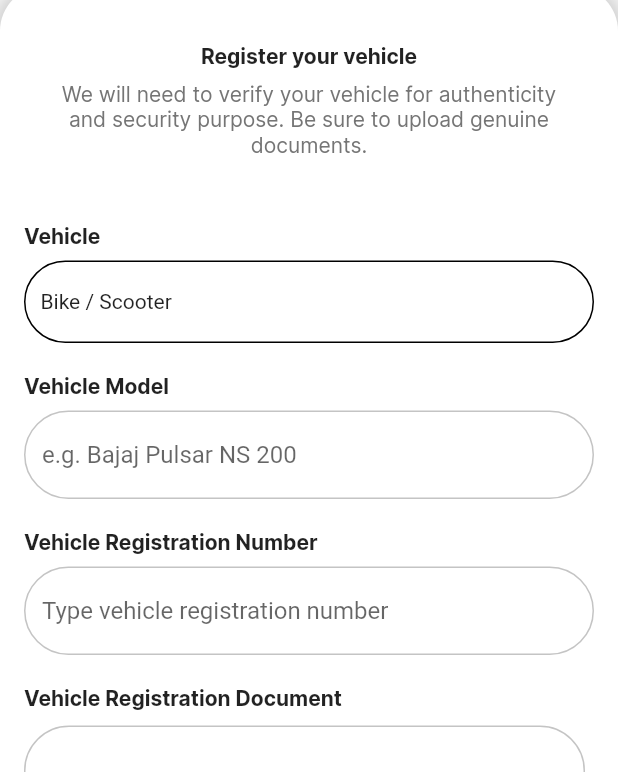
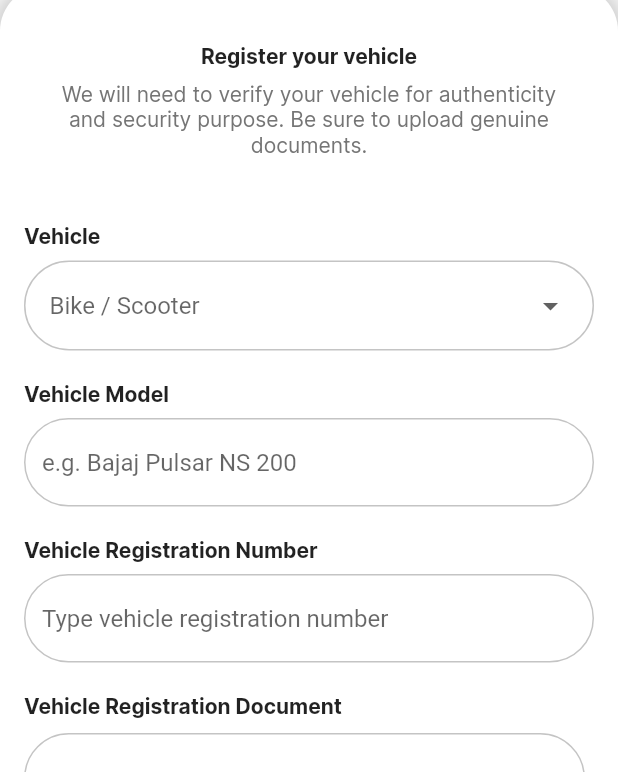
Before and after one commit to Manoj882/rider_app, a Flutter app: the screen it shows after launch, on a phone screen of 412 x 824 dp, the part 464-1236 px from its top. Run offline on Flutter 3.47's test engine with Material 2 defaults, Android fonts, the phone set to English and light mode, and no system bars.

Commit message:
updated general drop down file

```diff
--- a/lib/screens/ride_registration_page.dart
+++ b/lib/screens/ride_registration_page.dart
@@ -178,32 +178,7 @@ class RiderRegistrationPage extends StatelessWidget {
                             const SizedBox(
                               height: 8,
                             ),
-                            // GeneralTextField(
-                            //   enabled: false,
-                            //   controller: vehicleController,
-                            //   title: 'Bike / Scooter',
-                            //   icon: Icon(Icons.arrow_drop_down_outlined),
-                            // ),
-                            GestureDetector(
-                              onTap: () => GeneralDropDown(changeVehicleValue),
-                              child: Container(
-                                height: 55,
-                                width: double.maxFinite,
-                                decoration: BoxDecoration(
-                                  border: Border.all(),
-                                  borderRadius: BorderRadius.circular(30),
-                                ),
-                                child: Padding(
-                                  padding: const EdgeInsets.all(10.0),
-                                  child: Align(
-                                    alignment: Alignment.centerLeft,
-                                    child: Text(
-                                      'Bike / Scooter',
-                                    ),
-                                  ),
-                                ),
-                              ),
-                            ),
+                            GeneralDropDown(changeVehicleValue),
                             const SizedBox(
                               height: 20,
                             ),
--- a/lib/widgets/general_drop_down.dart
+++ b/lib/widgets/general_drop_down.dart
@@ -1,4 +1,5 @@
 import 'package:flutter/material.dart';
+import 'package:rider_app/constants/colors_constant.dart';
 
 class GeneralDropDown extends StatefulWidget {
   const GeneralDropDown(this.function,{super.key});
@@ -25,17 +26,27 @@ class _GeneralDropDownState extends State<GeneralDropDown> {
     ),
   ];
 
-  late String selectedValue;
+  String? selectedValue;
 
-  @override
-  void initState() {
-    super.initState();
-    selectedValue = 'Bike';
-  }
+
 
   @override
   Widget build(BuildContext context) {
-    return DropdownButton<String>(
+    return Container(
+      height: 60,
+      width: double.maxFinite,
+      decoration: BoxDecoration(
+        border: Border.all(
+          width: 1,
+          color: ColorsConstant.borderColor,
+        ),
+        borderRadius: BorderRadius.circular(30),
+
+      ),
+      child: Center(
+        child: Padding(
+          padding: const EdgeInsets.symmetric(vertical: 8, horizontal: 16,),
+          child: DropdownButton<String>(
             items: list,
             onChanged: (value){
               setState(() {
@@ -43,8 +54,13 @@ class _GeneralDropDownState extends State<GeneralDropDown> {
                 widget.function(value);
               });
             },
-      hint: Text('Vehicle'),
+            hint: const Text('Bike / Scooter'),
             value: selectedValue,
+            isExpanded: true,
+            underline: const SizedBox(),
+          ),
+        ),
+      ),
     );
   }
 }
```
Lines whose indentation alone changed are shown as unchanged.
